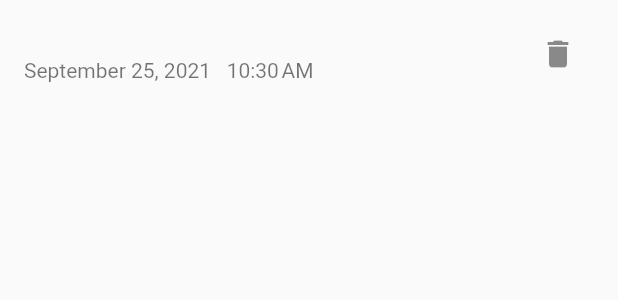
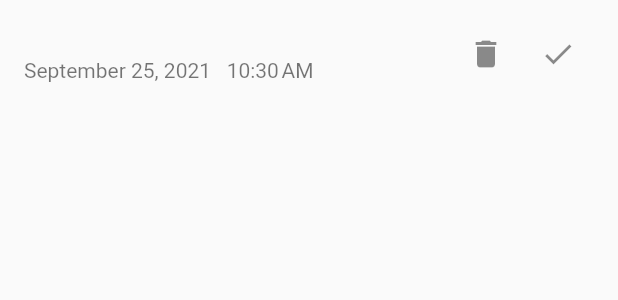
Before and after one commit to theexidge/routinger, a Flutter app: the ScheduledCard widget shown alone on an empty page, opened directly, on a phone screen of 412 x 824 dp. Shown: the top 300 px of the screen. Run offline on Flutter 3.47's test engine with Material 2 defaults, Android fonts, the phone set to English and light mode, and no system bars; our stand-ins replace card_swiper, flutter_local_notifications, flutter_native_timezone, sqflite, timezone; accounts and stored records are empty; Roboto replaces fonts that are missing (KleeOne).

Commit message:
Bottom Nav bar added and task cards to have tick

```diff
--- a/lib/widgets/scheduled_card.dart
+++ b/lib/widgets/scheduled_card.dart
@@ -33,7 +33,9 @@ class ScheduledCard extends StatelessWidget {
           fontFamily: 'KleeOne',
         ),
       ),
-      trailing: IconButton(
+      trailing: Wrap(
+        children: [
+          IconButton(
             icon: Icon(Icons.delete),
             onPressed: () {
               Provider.of<Tasks>(context, listen: false)
@@ -42,6 +44,12 @@ class ScheduledCard extends StatelessWidget {
               NotificationService().cancelNotification(scheduledTask.id);
             },
           ),
+          IconButton(
+            icon: Icon(Icons.check),
+            onPressed: () {},
+          ),
+        ],
+      ),
     );
   }
 }
```
Also changed, not shown: lib/screens/home_screen.dart (+38 -3 lines), lib/widgets/recurring_card.dart (+9 -1 lines), pubspec.lock. Lines whose indentation alone changed are shown as unchanged.
